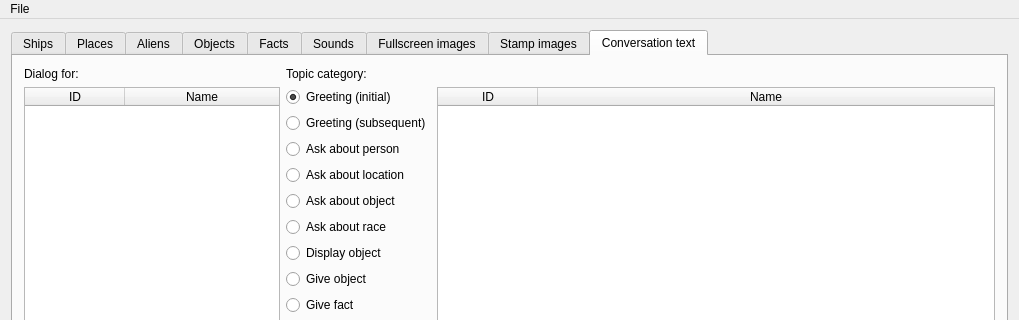
First picture: the form in mainwindow.ui, repository colinbourassa/nomad-resource-explorer, before the edit; both pictures show x 0 to 1019 and y 0 to 320 of the 1019 by 648 pixel window.
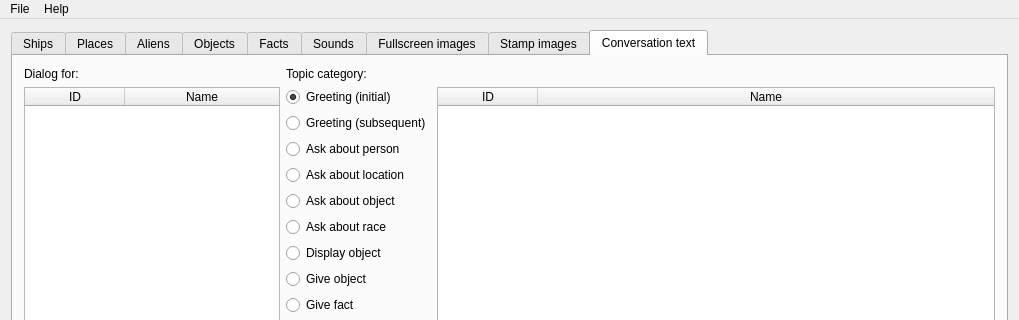
Second picture: the form after the edit. The open tabs and pages were chosen to show the change.

Commit message: Add about box, fix up tab order

What changed in the file:
```diff
--- a/mainwindow.ui
+++ b/mainwindow.ui
@@ -1202,7 +1202,14 @@
     <addaction name="separator"/>
     <addaction name="actionExit"/>
    </widget>
+   <widget class="QMenu" name="menuHelp">
+    <property name="title">
+     <string>Help</string>
+    </property>
+    <addaction name="actionAbout"/>
+   </widget>
    <addaction name="menuFile"/>
+   <addaction name="menuHelp"/>
   </widget>
   <widget class="QStatusBar" name="statusBar"/>
   <action name="actionOpen_game_data_dir">
```
Left out of the diff: 47 changed lines with no effect on the pictures. The commit also changes 6 other files.
